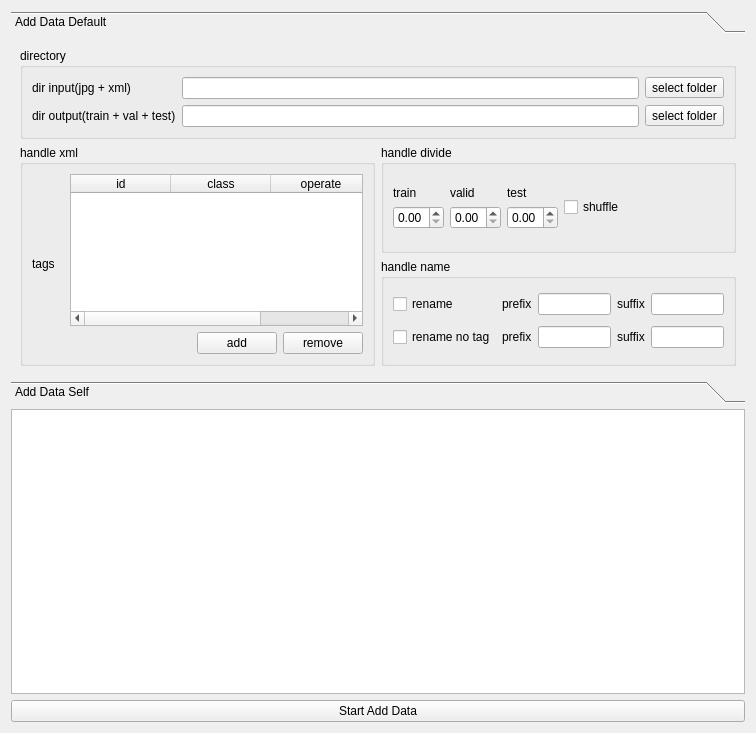
MRsoymilk/MyYolo, file src/WidgetAddData/widgetadddata.ui: the form before one commit.
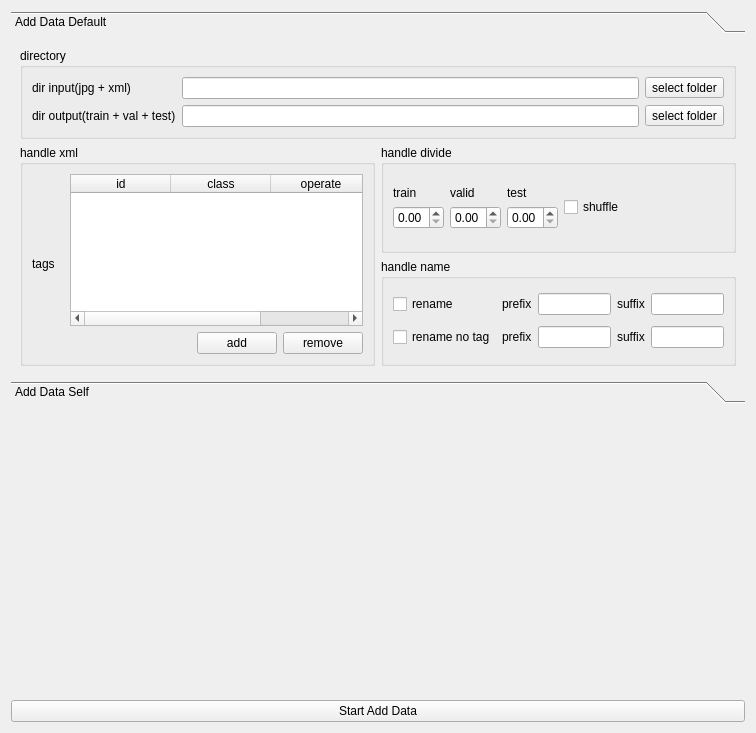
The form after the commit.

```diff
--- a/src/WidgetAddData/widgetadddata.ui
+++ b/src/WidgetAddData/widgetadddata.ui
@@ -323,7 +323,17 @@
     </widget>
    </item>
    <item row="1" column="0">
-    <widget class="QTextEdit" name="txtEditLog"/>
+    <spacer name="verticalSpacer">
+     <property name="orientation">
+      <enum>Qt::Orientation::Vertical</enum>
+     </property>
+     <property name="sizeHint" stdset="0">
+      <size>
+       <width>20</width>
+       <height>40</height>
+      </size>
+     </property>
+    </spacer>
    </item>
   </layout>
  </widget>
```
Left out of the diff: 14 changed lines with no effect on the pictures.
